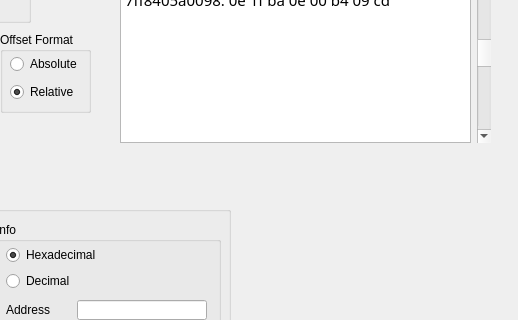
Old version of the form cmainwindow.ui in the repository kvakazabra/memObserver; both pictures show x 230 to 748 and y 107 to 427 of the 748 by 589 pixel window.
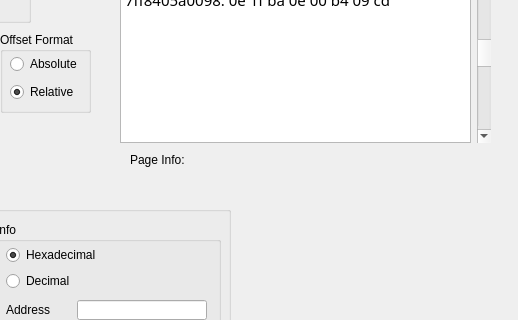
New version of the form. Icons and pictures are not drawn.

Commit message: Fix multiple pages read, add display of invalid bytes, MBIEx class, primitive page info display

What changed in the file:
```diff
--- a/cmainwindow.ui
+++ b/cmainwindow.ui
@@ -525,6 +525,25 @@
      </layout>
     </widget>
    </widget>
+   <widget class="QLabel" name="memoryPageInfoLabel">
+    <property name="geometry">
+     <rect>
+      <x>360</x>
+      <y>240</y>
+      <width>221</width>
+      <height>16</height>
+     </rect>
+    </property>
+    <property name="sizePolicy">
+     <sizepolicy hsizetype="Preferred" vsizetype="Preferred">
+      <horstretch>0</horstretch>
+      <verstretch>0</verstretch>
+     </sizepolicy>
+    </property>
+    <property name="text">
+     <string>&lt;html&gt;&lt;head/&gt;&lt;body&gt;&lt;p&gt;Page Info:&lt;/p&gt;&lt;/body&gt;&lt;/html&gt;</string>
+    </property>
+   </widget>
    <widget class="QWidget" name="">
     <property name="geometry">
      <rect>
```
Left out of the diff: 3 changed lines with no effect on the pictures. The commit also changes 4 other files.
